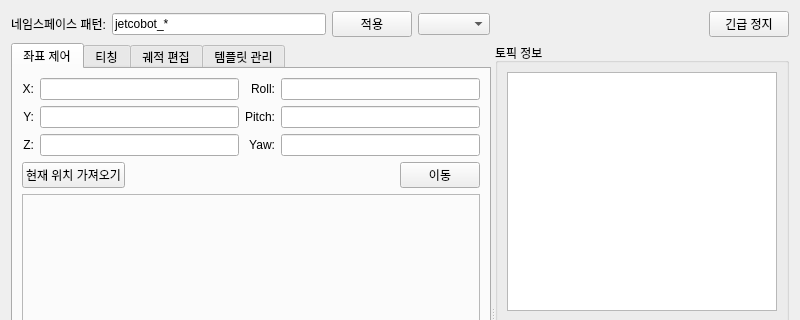
Above: robot_debugger/src/robot_debugger_ui/ui/jetcobot_tab.ui from addinedu-roscamp-4th/roscamp-repo-2 before the change; both pictures show x 0 to 800 and y 0 to 320 of the 800 by 600 pixel window. Below: the same form after it.
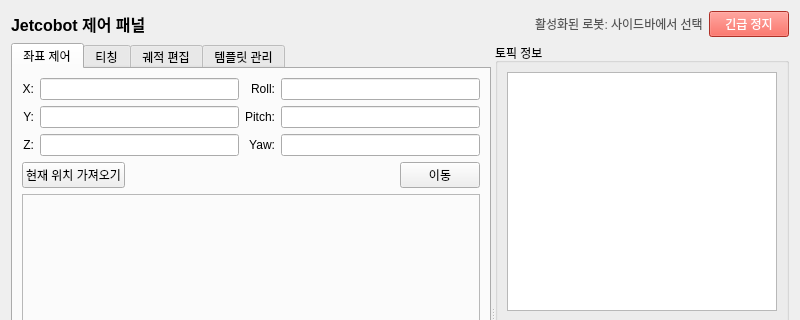
That is the form after the change.

Patch:
```diff
--- a/robot_debugger/src/robot_debugger_ui/ui/jetcobot_tab.ui
+++ b/robot_debugger/src/robot_debugger_ui/ui/jetcobot_tab.ui
@@ -19,27 +19,16 @@
      <item>
       <widget class="QLabel" name="label">
        <property name="text">
-        <string>네임스페이스 패턴:</string>
+        <string>Jetcobot 제어 패널</string>
        </property>
-      </widget>
-     </item>
-     <item>
-      <widget class="QLineEdit" name="lineEditNamespace">
-       <property name="text">
-        <string>jetcobot_*</string>
+       <property name="alignment">
+        <set>Qt::AlignLeft|Qt::AlignVCenter</set>
        </property>
-      </widget>
-     </item>
-     <item>
-      <widget class="QPushButton" name="pushButtonApply">
-       <property name="text">
-        <string>적용</string>
+       <property name="styleSheet">
+        <string>font-size: 16px; font-weight: bold;</string>
        </property>
       </widget>
      </item>
-     <item>
-      <widget class="QComboBox" name="comboBoxRobots"/>
-     </item>
      <item>
       <spacer name="horizontalSpacer">
        <property name="orientation">
@@ -53,11 +42,24 @@
        </property>
       </spacer>
      </item>
+     <item>
+      <widget class="QLabel" name="activeRobotsLabel">
+       <property name="text">
+        <string>활성화된 로봇: 사이드바에서 선택</string>
+       </property>
+       <property name="styleSheet">
+        <string>color: #555;</string>
+       </property>
+      </widget>
+     </item>
      <item>
       <widget class="QPushButton" name="pushButtonEmergency">
        <property name="text">
         <string>긴급 정지</string>
        </property>
+       <property name="styleSheet">
+        <string>background-color: #f44336; color: white;</string>
+       </property>
       </widget>
      </item>
     </layout>
```
